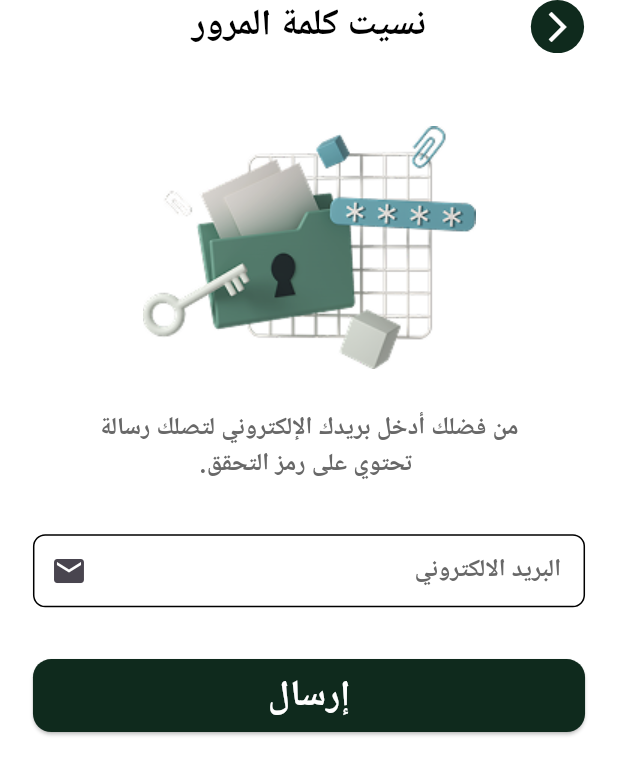
After one commit to mohamedqandill/TradeHub, a Flutter app: the ForgetPasswordScreen screen opened by its route, on a phone screen of 412 x 824 dp. The commit adds this screen. Shown: the top 775 px of the screen. Run offline on Flutter 3.47's test engine with Material 3 defaults, Android fonts, the phone set to English and light mode, and no system bars; our stand-ins replace device_preview, easy_localization, flutter_screenutil, flutter_svg, google_fonts, shared_preferences and 1 more; accounts and stored records are empty.

Commit message:
feat:done forget password ui

```diff
--- a/assets/translations/ar.json
+++ b/assets/translations/ar.json
@@ -22,6 +22,16 @@
   "lastName":"اسم العائلة",
   "alreadyHaveAccount":"بالفعل لديك حساب؟  ",
   "agreeTerms": "انا اوافق علي الشروط & الاحكام",
-  "orContinueWith": "او المتابعه بأستخدام"
+  "orContinueWith": "او المتابعه بأستخدام",
+  "forgetPass": "نسيت كلمة المرور",
+  "send": "إرسال",
+  "enterEmail": "من فضلك أدخل بريدك الإلكتروني لتصلك رسالة\n تحتوي على رمز التحقق.",
+  "verifyEmail": "تأكيد البريد الإلكتروني",
+  "verifyCode": "رمز التحقق",
+  "enterDigit": "من فضلك أدخل رمز التحقق المكون من 5 أرقام المرسل\n إلى",
+  "haventGetCode": "لم تستلم الرمز بعد؟ ",
+  "resendCode": "إعادة إرسال الرمز"
+
+
 
 }
--- a/assets/translations/en-US.json
+++ b/assets/translations/en-US.json
@@ -22,5 +22,13 @@
   "lastName":"Last Name",
   "alreadyHaveAccount":"Already have an account? ",
   "agreeTerms": "I agree to terms & conditions",
-  "orContinueWith": "Or continue with"
+  "orContinueWith": "Or continue with",
+  "forgetPass": "Forget Password",
+  "send": "Send",
+  "enterEmail": "Please Enter Your Email Address To\nRecieve a Verification Code.",
+  "verifyEmail": "Verify Your Email",
+  "verifyCode": "Verify Code",
+  "enterDigit": "Please Enter The 5 Digit Code Send\nTo",
+  "haventGetCode": "Haven’t got the code yet? ",
+  "resendCode": "Resend code"
 }
--- a/assets/translations/en.json
+++ b/assets/translations/en.json
@@ -22,6 +22,13 @@
   "lastName":"Last Name",
   "alreadyHaveAccount":"Already have an account? ",
   "agreeTerms": "I agree to terms & conditions",
-  "orContinueWith": "Or continue with"
-
+  "orContinueWith": "Or continue with",
+  "forgetPass": "Forget Password",
+  "send": "Send",
+  "enterEmail": "Please Enter Your Email Address To\nRecieve a Verification Code.",
+  "verifyEmail": "Verify Your Email",
+  "verifyCode": "Verify Code",
+  "enterDigit": "Please Enter The 5 Digit Code Send\nTo",
+  "haventGetCode": "Haven’t got the code yet? ",
+  "resendCode": "Resend code"
 }
--- /dev/null
+++ b/lib/core/extensions/base_inherited_context.dart
@@ -0,0 +1,6 @@
+import 'package:flutter/cupertino.dart';
+import 'package:tradehub/core/base/base_inherited_widgets.dart';
+
+extension BaseInheritedContext on BuildContext {
+  BaseInheritedWidget get base => BaseInheritedWidget.of(this);
+}
--- a/lib/core/localization/local_keys/local_keys.dart
+++ b/lib/core/localization/local_keys/local_keys.dart
@@ -23,4 +23,12 @@ abstract class LocalKeys {
   static const String alreadyHaveAccount = "alreadyHaveAccount";
   static const String agreeTerms = "agreeTerms";
   static const String orContinueWith = "orContinueWith";
+  static const String forgetPass = "forgetPass";
+  static const String send = "send";
+  static const String enterEmail = "enterEmail";
+  static const String verifyEmail = "verifyEmail";
+  static const String verifyCode = "verifyCode";
+  static const String enterDigit = "enterDigit";
+  static const String haventGetCode = "haventGetCode";
+  static const String resendCode = "resendCode";
 }
--- a/lib/core/routes/app_routes.dart
+++ b/lib/core/routes/app_routes.dart
@@ -2,8 +2,10 @@ import 'package:flutter/material.dart';
 import 'package:tradehub/core/routes/routes.dart';
 import 'package:tradehub/presentation/splash/splash_screen.dart';
 
+import '../../presentation/authentication/forget password/view/forget_password_screen.dart';
 import '../../presentation/authentication/login/view/login_screen.dart';
 import '../../presentation/authentication/register/view/register_screen.dart';
+import '../../presentation/authentication/verify email/view/verify_email_screen.dart';
 import '../../presentation/onBoarding/view/on_boarding_view.dart';
 
 abstract class AppRoutes {
@@ -24,6 +26,14 @@ abstract class AppRoutes {
       case Routes.signUp:
         return MaterialPageRoute(
           builder: (context) => const RegisterScreen(),
+        );
+      case Routes.forgetPassword:
+        return MaterialPageRoute(
+          builder: (context) => const ForgetPasswordScreen(),
+        );
+      case Routes.verifyEmail:
+        return MaterialPageRoute(
+          builder: (context) => const VerifyEmailScreen(),
         );
       default:
         return MaterialPageRoute(
--- /dev/null
+++ b/lib/core/shared_widgets/auth_app_bar.dart
@@ -0,0 +1,42 @@
+import 'package:easy_localization/easy_localization.dart';
+import 'package:flutter/material.dart';
+import 'package:flutter_screenutil/flutter_screenutil.dart';
+import 'package:tradehub/core/constants/app_constants.dart';
+
+import '../colors/app_colors.dart';
+
+class buildAuthAppBar extends StatelessWidget implements PreferredSizeWidget {
+  const buildAuthAppBar({
+    super.key,
+    required this.title,
+  });
+  final String title;
+
+  @override
+  Widget build(BuildContext context) {
+    return AppBar(
+      title: Text(title),
+      leadingWidth: 55.w,
+      leading: InkWell(
+        onTap: () => Navigator.pop(context),
+        child: Container(
+          margin: context.locale.languageCode == AppConstants.en
+              ? EdgeInsets.only(left: 20.sp)
+              : EdgeInsets.only(right: 20.sp),
+          alignment: Alignment.center,
+          decoration: const BoxDecoration(
+              color: AppColors.mainColor, shape: BoxShape.circle),
+          child: const Center(
+            child: Icon(
+              Icons.arrow_back_ios_new,
+              color: AppColors.white,
+            ),
+          ),
+        ),
+      ),
+    );
+  }
+
+  @override
+  Size get preferredSize => Size.fromHeight(35.h);
+}
--- a/lib/core/theme/app_theme.dart
+++ b/lib/core/theme/app_theme.dart
@@ -6,6 +6,16 @@ import 'package:tradehub/core/colors/app_colors.dart';
 abstract class AppTheme {
   static ThemeData lightTheme = ThemeData(
       scaffoldBackgroundColor: AppColors.white,
+      appBarTheme: AppBarTheme(
+        backgroundColor: Colors.transparent,
+        centerTitle: true,
+        titleTextStyle: GoogleFonts.poppins(
+            fontSize: 24.sp,
+            fontWeight: FontWeight.w600,
+            color: AppColors.black),
+        elevation: 0,
+        scrolledUnderElevation: 0,
+      ),
       inputDecorationTheme: InputDecorationTheme(
         labelStyle: GoogleFonts.inter(
             fontSize: 16.sp,
--- /dev/null
+++ b/lib/presentation/authentication/forget password/view/forget_password_screen.dart
@@ -0,0 +1,20 @@
+import 'package:easy_localization/easy_localization.dart';
+import 'package:flutter/material.dart';
+import 'package:tradehub/presentation/authentication/forget%20password/widgets/forget_pass_view_body.dart';
+
+import '../../../../core/localization/local_keys/local_keys.dart';
+import '../../../../core/shared_widgets/auth_app_bar.dart';
+
+class ForgetPasswordScreen extends StatelessWidget {
+  const ForgetPasswordScreen({super.key});
+
+  @override
+  Widget build(BuildContext context) {
+    return Scaffold(
+      appBar: buildAuthAppBar(
+        title: LocalKeys.forgetPass.tr(),
+      ),
+      body: const ForgetPassViewBody(),
+    );
+  }
+}
--- /dev/null
+++ b/lib/presentation/authentication/forget password/widgets/forget_pass_view_body.dart
@@ -0,0 +1,52 @@
+import 'package:easy_localization/easy_localization.dart';
+import 'package:flutter/material.dart';
+import 'package:flutter_screenutil/flutter_screenutil.dart';
+import 'package:tradehub/core/colors/app_colors.dart';
+import 'package:tradehub/core/extensions/base_inherited_context.dart';
+import 'package:tradehub/core/routes/routes.dart';
+import 'package:tradehub/core/shared_widgets/custom_large_main_button.dart';
+import 'package:tradehub/core/shared_widgets/custom_text_field.dart';
+
+import '../../../../core/assets/app_assets.dart';
+import '../../../../core/localization/local_keys/local_keys.dart';
+
+class ForgetPassViewBody extends StatelessWidget {
+  const ForgetPassViewBody({super.key});
+
+  @override
+  Widget build(BuildContext context) {
+    return Column(
+      children: [
+        SizedBox(
+          height: 48.h,
+        ),
+        Center(child: Image.asset(AppAssets.dataSecurity)),
+        SizedBox(
+          height: 27.h,
+        ),
+        Text(
+          textAlign: TextAlign.center,
+          LocalKeys.enterEmail.tr(),
+          style: context.base.theme.textTheme.bodyMedium!
+              .copyWith(color: AppColors.grey),
+        ),
+        SizedBox(
+          height: 34.h,
+        ),
+        CustomTextField(
+          labelText: LocalKeys.emailAddress.tr(),
+          suffixIcon: const Icon(Icons.email),
+        ),
+        SizedBox(
+          height: 34.h,
+        ),
+        CustomLargeMainButton(
+          onPressed: () {
+            Navigator.pushNamed(context, Routes.verifyEmail);
+          },
+          text: LocalKeys.send.tr(),
+        )
+      ],
+    );
+  }
+}
--- a/lib/presentation/authentication/login/widgets/login_view_body.dart
+++ b/lib/presentation/authentication/login/widgets/login_view_body.dart
@@ -91,10 +91,14 @@ class _LoginViewBodyState extends State<LoginViewBody> {
                         .copyWith(color: AppColors.grey),
                   ),
                   const Spacer(),
-                  Text(
-                    LocalKeys.forgetPassword.tr(),
-                    style: base.theme.textTheme.bodyMedium!
-                        .copyWith(color: AppColors.mainColor),
+                  InkWell(
+                    onTap: () =>
+                        Navigator.pushNamed(context, Routes.forgetPassword),
+                    child: Text(
+                      LocalKeys.forgetPassword.tr(),
+                      style: base.theme.textTheme.bodyMedium!
+                          .copyWith(color: AppColors.mainColor),
+                    ),
                   ),
                 ],
               ),
--- a/lib/presentation/authentication/register/widgets/register_view_body.dart
+++ b/lib/presentation/authentication/register/widgets/register_view_body.dart
@@ -39,7 +39,7 @@ class _RegisterViewBodyState extends State<RegisterViewBody> {
               fit: BoxFit.fill,
               height: base.screenHeight < 750
                   ? 100.h
-                  : base.screenHeight < 870
+                  : base.screenHeight < 866
                       ? 150.h
                       : null,
             ),
--- a/pubspec.yaml
+++ b/pubspec.yaml
@@ -42,6 +42,7 @@ dependencies:
   shared_preferences:
   device_preview:
   easy_localization:
+  pinput:
 
 dev_dependencies:
   flutter_test:
```
Also changed, not shown: pubspec.lock.
